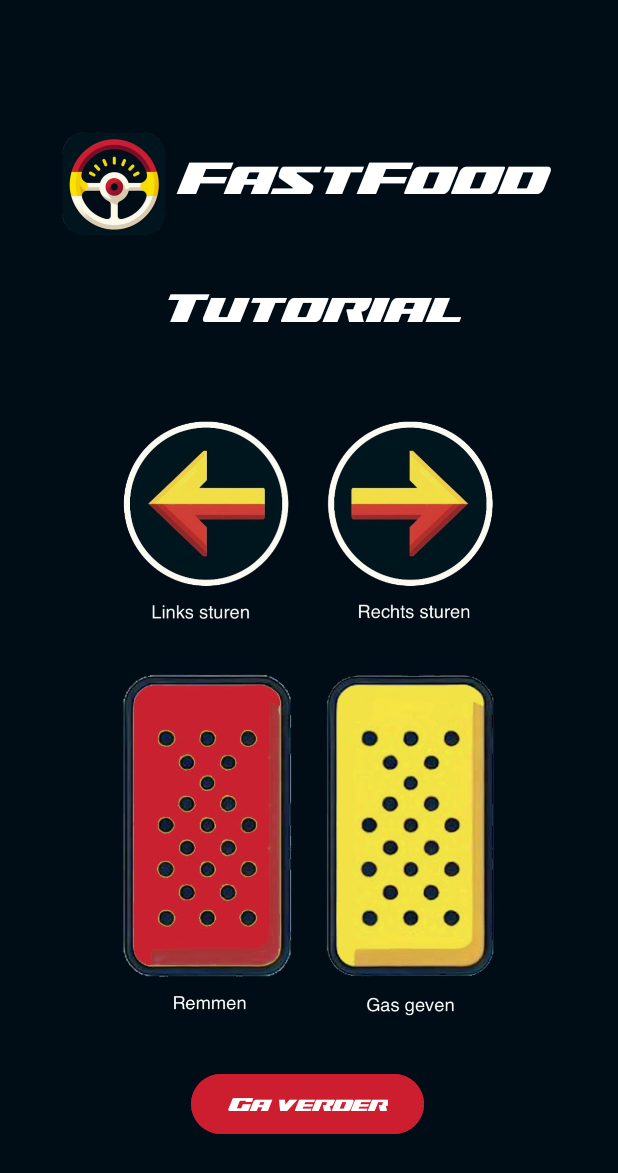
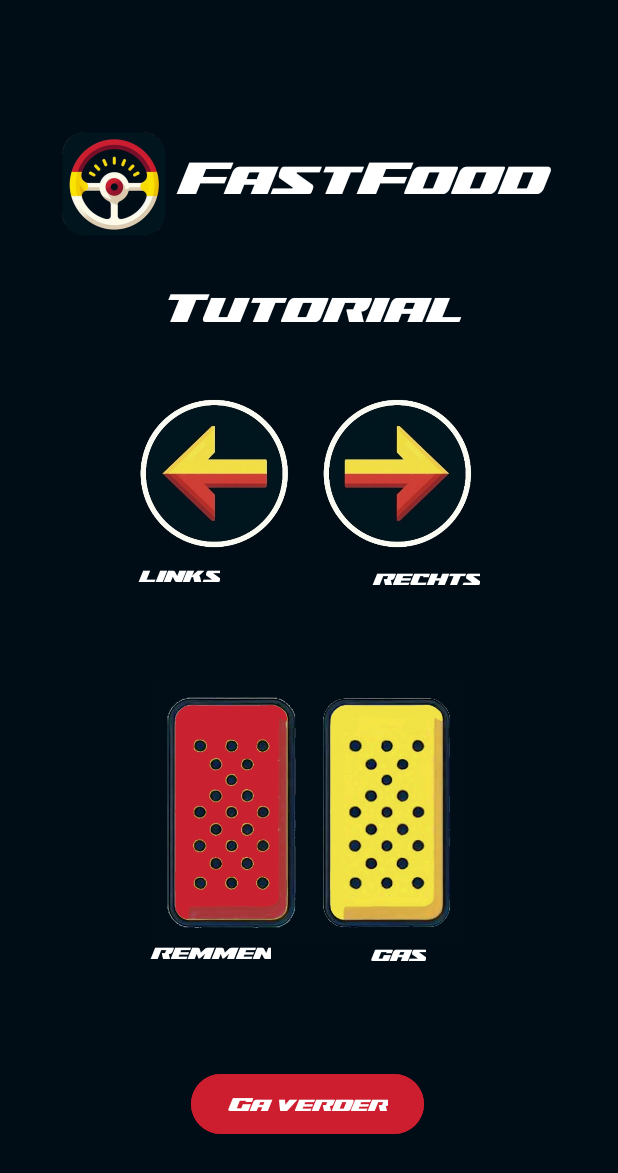
Before and after one commit to AugustDaniel/FastFood-Application, an Android app: the TutorialActivity screen opened directly, with no data from a screen before it, on a phone screen of 412 x 824 dp. Shown: the top 1173 px of the screen. Run offline under Robolectric (Android 15) with nearby library versions, the phone set to English and light mode, and no system bars.

Commit message:
Tutorial toegevoegd, met strings

```diff
--- a/app/src/main/res/layout-land/activity_tutorial.xml
+++ b/app/src/main/res/layout-land/activity_tutorial.xml
@@ -2,18 +2,19 @@
 <androidx.constraintlayout.widget.ConstraintLayout xmlns:android="http://schemas.android.com/apk/res/android"
     xmlns:app="http://schemas.android.com/apk/res-auto"
     xmlns:tools="http://schemas.android.com/tools"
-    android:background="@color/black"
     android:id="@+id/main"
     android:layout_width="match_parent"
-    android:layout_height="match_parent">
+    android:layout_height="match_parent"
+    android:background="@color/black">
 
     <include
         android:id="@+id/activity_leaderboard_logo"
         layout="@layout/activity_logo"
         android:layout_width="wrap_content"
         android:layout_height="wrap_content"
+        app:layout_constraintBottom_toTopOf="@+id/guideline"
         app:layout_constraintEnd_toEndOf="parent"
-        app:layout_constraintHorizontal_bias="0.498"
+        app:layout_constraintHorizontal_bias="0.492"
         app:layout_constraintStart_toStartOf="parent" />
 
     <androidx.constraintlayout.widget.Guideline
@@ -21,21 +22,9 @@
         android:layout_width="wrap_content"
         android:layout_height="wrap_content"
         android:orientation="horizontal"
-        app:layout_constraintGuide_percent=".2" />
-
-    <ImageView
-        android:id="@+id/activity_tutorial_image_view_tutorial"
-        android:layout_width="537dp"
-        android:layout_height="206dp"
-        android:layout_marginTop="7dp"
-        android:layout_marginBottom="32dp"
-        app:layout_constraintBottom_toTopOf="@+id/activity_tutorial_button_continue"
         app:layout_constraintEnd_toEndOf="parent"
-        app:layout_constraintStart_toStartOf="parent"
-        app:layout_constraintTop_toBottomOf="@+id/activity_leaderboard_logo"
-        app:layout_constraintVertical_bias="1.0"
-        app:srcCompat="@drawable/tutorial_l"
-        tools:srcCompat="@drawable/tutorial_l" />
+        app:layout_constraintGuide_percent=".2"
+        app:layout_constraintStart_toStartOf="parent" />
 
     <Button
         android:id="@+id/activity_tutorial_button_continue"
@@ -48,4 +37,89 @@
         app:layout_constraintBottom_toBottomOf="parent"
         app:layout_constraintEnd_toEndOf="parent"
         app:layout_constraintStart_toStartOf="parent" />
+
+    <TextView
+        android:id="@+id/textView3"
+        android:layout_width="wrap_content"
+        android:layout_height="wrap_content"
+        android:layout_marginTop="12dp"
+        android:fontFamily="@font/super_brigade"
+        android:text="@string/tutorial"
+        android:textColor="@color/white"
+        android:textSize="30dp"
+        app:layout_constraintEnd_toEndOf="parent"
+        app:layout_constraintHorizontal_bias="0.499"
+        app:layout_constraintStart_toStartOf="parent"
+        app:layout_constraintTop_toBottomOf="@+id/activity_leaderboard_logo" />
+
+    <ImageView
+        android:id="@+id/imageView3"
+        android:layout_width="324dp"
+        android:layout_height="120dp"
+        android:layout_marginStart="16dp"
+        app:layout_constraintBottom_toBottomOf="parent"
+        app:layout_constraintStart_toStartOf="parent"
+        app:layout_constraintTop_toTopOf="parent"
+        app:layout_constraintVertical_bias="0.546"
+        app:srcCompat="@drawable/tutorial_left_right" />
+
+    <TextView
+        android:id="@+id/textView4"
+        android:layout_width="wrap_content"
+        android:layout_height="wrap_content"
+        android:layout_marginTop="36dp"
+        android:fontFamily="@font/super_brigade"
+        android:text="@string/tutorial_links"
+        android:textColor="@color/white"
+        app:layout_constraintEnd_toStartOf="@+id/textView5"
+        app:layout_constraintStart_toStartOf="parent"
+        app:layout_constraintTop_toBottomOf="@+id/imageView3" />
+
+    <TextView
+        android:id="@+id/textView5"
+        android:layout_width="75dp"
+        android:layout_height="12dp"
+        android:layout_marginStart="228dp"
+        android:layout_marginTop="36dp"
+        android:fontFamily="@font/super_brigade"
+        android:text="@string/tutorial_rechts"
+        android:textColor="@color/white"
+        app:layout_constraintEnd_toStartOf="@+id/textView6"
+        app:layout_constraintHorizontal_bias="0.0"
+        app:layout_constraintStart_toStartOf="parent"
+        app:layout_constraintTop_toBottomOf="@+id/imageView3" />
+
+    <ImageView
+        android:id="@+id/imageView4"
+        android:layout_width="352dp"
+        android:layout_height="171dp"
+        android:layout_marginTop="3dp"
+        app:layout_constraintEnd_toEndOf="parent"
+        app:layout_constraintTop_toBottomOf="@+id/textView3"
+        app:srcCompat="@drawable/tutorial_pedals" />
+
+    <TextView
+        android:id="@+id/textView6"
+        android:layout_width="wrap_content"
+        android:layout_height="wrap_content"
+        android:layout_marginTop="12dp"
+        android:layout_marginEnd="44dp"
+        android:fontFamily="@font/super_brigade"
+        android:text="@string/tutorial_remmen"
+        android:textColor="@color/white"
+        app:layout_constraintEnd_toStartOf="@+id/textView7"
+        app:layout_constraintTop_toBottomOf="@+id/imageView4" />
+
+    <TextView
+        android:id="@+id/textView7"
+        android:layout_width="wrap_content"
+        android:layout_height="wrap_content"
+        android:layout_marginTop="12dp"
+
+        android:layout_marginEnd="112dp"
+        android:fontFamily="@font/super_brigade"
+        android:text="@string/tutorial_gas"
+        android:textColor="@color/white"
+        app:layout_constraintEnd_toEndOf="parent"
+        app:layout_constraintTop_toBottomOf="@+id/imageView4" />
 </androidx.constraintlayout.widget.ConstraintLayout>
--- a/app/src/main/res/layout/activity_tutorial.xml
+++ b/app/src/main/res/layout/activity_tutorial.xml
@@ -26,18 +26,6 @@
         app:layout_constraintGuide_percent=".2"
         app:layout_constraintStart_toStartOf="parent" />
 
-    <ImageView
-        android:id="@+id/activity_tutorial_image_view_tutorial"
-        android:layout_width="309dp"
-        android:layout_height="418dp"
-        app:layout_constraintBottom_toTopOf="@+id/activity_tutorial_button_continue"
-        app:layout_constraintEnd_toEndOf="parent"
-        app:layout_constraintStart_toStartOf="parent"
-        app:layout_constraintTop_toTopOf="parent"
-        app:layout_constraintVertical_bias="0.909"
-        app:srcCompat="@drawable/tutorial_s"
-        tools:srcCompat="@drawable/tutorial_s" />
-
     <Button
         android:id="@+id/activity_tutorial_button_continue"
         android:layout_width="wrap_content"
@@ -63,4 +51,73 @@
         app:layout_constraintEnd_toEndOf="parent"
         app:layout_constraintStart_toStartOf="parent"
         app:layout_constraintTop_toBottomOf="@+id/activity_leaderboard_logo" />
+
+    <ImageView
+        android:id="@+id/imageView3"
+        android:layout_width="324dp"
+        android:layout_height="120dp"
+        android:layout_marginTop="36dp"
+        app:layout_constraintEnd_toEndOf="parent"
+        app:layout_constraintHorizontal_bias="0.492"
+        app:layout_constraintStart_toStartOf="parent"
+        app:layout_constraintTop_toBottomOf="@+id/textView3"
+        app:srcCompat="@drawable/tutorial_left_right" />
+
+    <TextView
+        android:id="@+id/textView4"
+        android:layout_width="wrap_content"
+        android:layout_height="wrap_content"
+        android:layout_marginStart="92dp"
+        android:fontFamily="@font/super_brigade"
+        android:textColor="@color/white"
+        android:text="@string/tutorial_links"
+        app:layout_constraintStart_toStartOf="parent"
+        app:layout_constraintTop_toBottomOf="@+id/imageView3" />
+
+    <TextView
+        android:id="@+id/textView5"
+        android:layout_width="wrap_content"
+        android:layout_height="wrap_content"
+        android:layout_marginTop="2dp"
+        android:layout_marginEnd="92dp"
+        android:fontFamily="@font/super_brigade"
+        android:textColor="@color/white"
+        android:text="@string/tutorial_rechts"
+        app:layout_constraintEnd_toEndOf="parent"
+        app:layout_constraintTop_toBottomOf="@+id/imageView3" />
+
+    <ImageView
+        android:id="@+id/imageView4"
+        android:layout_width="352dp"
+        android:layout_height="171dp"
+        android:layout_marginTop="80dp"
+        app:layout_constraintEnd_toEndOf="parent"
+        app:layout_constraintHorizontal_bias="0.487"
+        app:layout_constraintStart_toStartOf="parent"
+        app:layout_constraintTop_toBottomOf="@+id/imageView3"
+        app:srcCompat="@drawable/tutorial_pedals" />
+
+    <TextView
+        android:id="@+id/textView6"
+        android:layout_width="wrap_content"
+        android:layout_height="wrap_content"
+        android:layout_marginStart="100dp"
+        android:fontFamily="@font/super_brigade"
+        android:text="@string/tutorial_remmen"
+        android:textColor="@color/white"
+        app:layout_constraintStart_toStartOf="parent"
+        app:layout_constraintTop_toBottomOf="@+id/imageView4" />
+
+    <TextView
+        android:id="@+id/textView7"
+        android:layout_width="wrap_content"
+        android:layout_height="wrap_content"
+        android:layout_marginTop="1dp"
+        android:layout_marginEnd="128dp"
+        android:fontFamily="@font/super_brigade"
+
+        android:text="@string/tutorial_gas"
+        android:textColor="@color/white"
+        app:layout_constraintEnd_toEndOf="parent"
+        app:layout_constraintTop_toBottomOf="@+id/imageView4" />
 </androidx.constraintlayout.widget.ConstraintLayout>
--- a/app/src/main/res/values/strings.xml
+++ b/app/src/main/res/values/strings.xml
@@ -15,6 +15,10 @@
     <string name="filter_week">week</string>
     <string name="filter_month">maand</string>
     <string name="filter_year">jaar</string>
+    <string name="tutorial_links">links</string>
+    <string name="tutorial_rechts">rechts</string>
+    <string name="tutorial_gas">gas</string>
+    <string name="tutorial_remmen">remmen</string>
 
     <string-array name="filter_options">
         <item>@string/filter_always</item>
```
Also changed, not shown: app/src/main/res/drawable/tutorial_left_right.jpeg (added), app/src/main/res/drawable/tutorial_pedals.jpeg (added), 1 other file.
